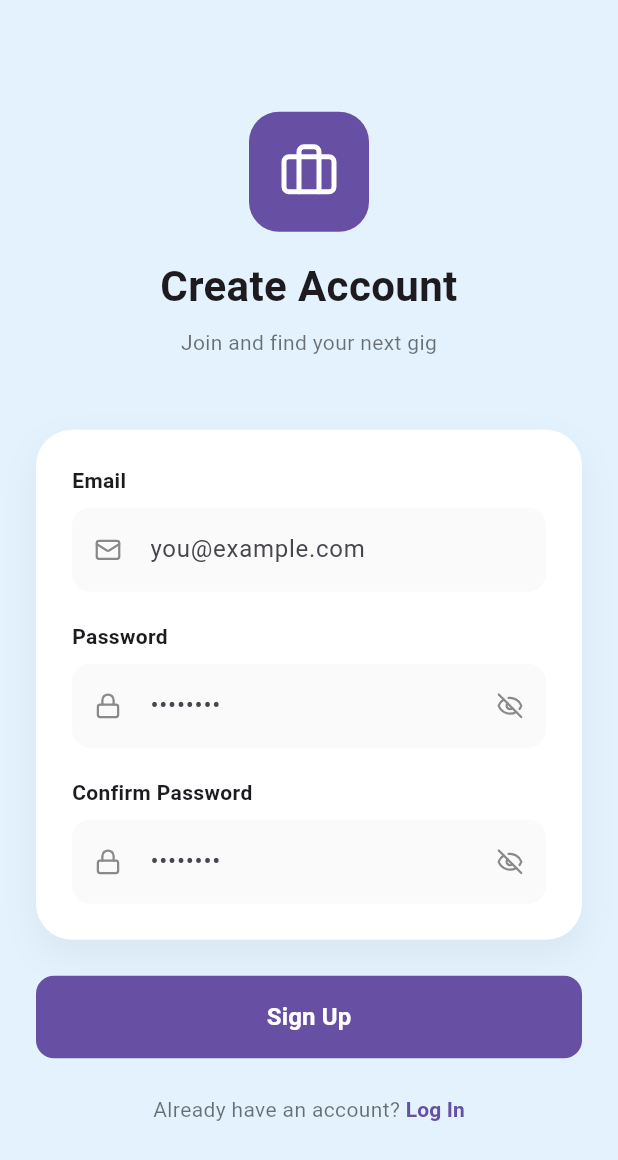
After one commit to kagwicharles/patagig, a Flutter app: the SignupScreen screen opened directly, on a phone screen of 412 x 824 dp. The commit adds this screen. Shown: the top 1160 px of the screen. Run offline on Flutter 3.47's test engine with Material 3 defaults, Android fonts, the phone set to English and light mode, and no system bars; our stand-ins replace firebase_auth, firebase_core, lucide_icons, vibration; accounts and stored records are empty; Roboto replaces fonts that are missing (Poppins).

Commit message:
add signup screens

```diff
--- a/lib/ui/screens/login_screen.dart
+++ b/lib/ui/screens/login_screen.dart
@@ -1,7 +1,9 @@
 import 'package:flutter/material.dart';
 import 'package:flutter/services.dart';
 import 'package:lucide_icons/lucide_icons.dart';
+import 'package:patagig/ui/screens/signup_screen.dart';
 import 'package:patagig/util/auth_service.dart';
+import 'package:patagig/util/navigation_extension.dart';
 import 'package:vibration/vibration.dart';
 
 class LoginScreen extends StatefulWidget {
@@ -269,7 +271,7 @@ class _LoginScreenState extends State<LoginScreen> {
                     ),
                     TextButton(
                       onPressed: () {
-                        // TODO: Navigate to sign up screen
+                        // context.push(SignUpScreen());
                       },
                       style: TextButton.styleFrom(
                         padding: EdgeInsets.zero,
--- /dev/null
+++ b/lib/ui/screens/signup_screen.dart
@@ -0,0 +1,343 @@
+import 'package:flutter/material.dart';
+import 'package:lucide_icons/lucide_icons.dart';
+import 'package:patagig/ui/screens/login_screen.dart';
+import 'package:patagig/util/navigation_extension.dart';
+
+class SignupScreen extends StatefulWidget {
+  const SignupScreen({super.key});
+
+  @override
+  State<SignupScreen> createState() => _SignupScreenState();
+}
+
+class _SignupScreenState extends State<SignupScreen> {
+  final _emailController = TextEditingController();
+  final _passwordController = TextEditingController();
+  final _confirmPasswordController = TextEditingController();
+  bool _obscurePassword = true;
+  bool _obscureConfirmPassword = true;
+
+  @override
+  void dispose() {
+    _emailController.dispose();
+    _passwordController.dispose();
+    _confirmPasswordController.dispose();
+    super.dispose();
+  }
+
+  @override
+  Widget build(BuildContext context) {
+    final theme = Theme.of(context);
+    final isDark = theme.brightness == Brightness.dark;
+
+    return Scaffold(
+      backgroundColor: isDark ? Colors.black : Colors.blue.shade50,
+      body: SafeArea(
+        child: Center(
+          child: SingleChildScrollView(
+            padding: const EdgeInsets.all(24.0),
+            child: Column(
+              crossAxisAlignment: CrossAxisAlignment.stretch,
+              children: [
+                const _AppLogo(),
+                const SizedBox(height: 16),
+                const _Header(),
+                const SizedBox(height: 48),
+                _SignupForm(
+                  emailController: _emailController,
+                  passwordController: _passwordController,
+                  confirmPasswordController: _confirmPasswordController,
+                  obscurePassword: _obscurePassword,
+                  obscureConfirmPassword: _obscureConfirmPassword,
+                  onTogglePasswordVisibility: () {
+                    setState(() => _obscurePassword = !_obscurePassword);
+                  },
+                  onToggleConfirmPasswordVisibility: () {
+                    setState(() =>
+                        _obscureConfirmPassword = !_obscureConfirmPassword);
+                  },
+                ),
+                const SizedBox(height: 24),
+                _SignupButton(
+                  onPressed: () {
+                    // TODO: Firebase sign up logic
+                    ScaffoldMessenger.of(context).showSnackBar(
+                      const SnackBar(
+                        content: Text('Account created successfully!'),
+                        backgroundColor: Colors.green,
+                      ),
+                    );
+                  },
+                ),
+                const SizedBox(height: 24),
+                _LoginRedirect(
+                  onLoginTap: () {
+                    context.push(LoginScreen());
+                  },
+                ),
+              ],
+            ),
+          ),
+        ),
+      ),
+    );
+  }
+}
+
+class _AppLogo extends StatelessWidget {
+  const _AppLogo();
+
+  @override
+  Widget build(BuildContext context) {
+    final theme = Theme.of(context);
+    return Center(
+      child: Container(
+        width: 80,
+        height: 80,
+        decoration: BoxDecoration(
+          color: theme.primaryColor,
+          borderRadius: BorderRadius.circular(20),
+        ),
+        child: const Icon(
+          LucideIcons.briefcase,
+          color: Colors.white,
+          size: 40,
+        ),
+      ),
+    );
+  }
+}
+
+class _Header extends StatelessWidget {
+  const _Header();
+
+  @override
+  Widget build(BuildContext context) {
+    final theme = Theme.of(context);
+    final isDark = theme.brightness == Brightness.dark;
+
+    return Column(
+      children: [
+        const Text(
+          'Create Account',
+          textAlign: TextAlign.center,
+          style: TextStyle(fontSize: 28, fontWeight: FontWeight.bold),
+        ),
+        const SizedBox(height: 8),
+        Text(
+          'Join and find your next gig',
+          textAlign: TextAlign.center,
+          style: TextStyle(
+            color: isDark ? Colors.white70 : Colors.black54,
+          ),
+        ),
+      ],
+    );
+  }
+}
+
+class _SignupForm extends StatelessWidget {
+  final TextEditingController emailController;
+  final TextEditingController passwordController;
+  final TextEditingController confirmPasswordController;
+  final bool obscurePassword;
+  final bool obscureConfirmPassword;
+  final VoidCallback onTogglePasswordVisibility;
+  final VoidCallback onToggleConfirmPasswordVisibility;
+
+  const _SignupForm({
+    required this.emailController,
+    required this.passwordController,
+    required this.confirmPasswordController,
+    required this.obscurePassword,
+    required this.obscureConfirmPassword,
+    required this.onTogglePasswordVisibility,
+    required this.onToggleConfirmPasswordVisibility,
+  });
+
+  @override
+  Widget build(BuildContext context) {
+    final theme = Theme.of(context);
+    final isDark = theme.brightness == Brightness.dark;
+
+    return Container(
+      padding: const EdgeInsets.all(24),
+      decoration: BoxDecoration(
+        color: isDark ? Colors.grey.shade900 : Colors.white,
+        borderRadius: BorderRadius.circular(24),
+        boxShadow: [
+          BoxShadow(
+            color: Colors.black.withOpacity(0.05),
+            blurRadius: 20,
+            offset: const Offset(0, 10),
+          ),
+        ],
+      ),
+      child: Column(
+        children: [
+          _InputField(
+            label: 'Email',
+            controller: emailController,
+            hintText: 'you@example.com',
+            prefixIcon: LucideIcons.mail,
+            isDark: isDark,
+          ),
+          const SizedBox(height: 20),
+          _InputField(
+            label: 'Password',
+            controller: passwordController,
+            hintText: '••••••••',
+            prefixIcon: LucideIcons.lock,
+            isDark: isDark,
+            obscureText: obscurePassword,
+            suffixIcon: obscurePassword ? LucideIcons.eyeOff : LucideIcons.eye,
+            onSuffixTap: onTogglePasswordVisibility,
+          ),
+          const SizedBox(height: 20),
+          _InputField(
+            label: 'Confirm Password',
+            controller: confirmPasswordController,
+            hintText: '••••••••',
+            prefixIcon: LucideIcons.lock,
+            isDark: isDark,
+            obscureText: obscureConfirmPassword,
+            suffixIcon:
+                obscureConfirmPassword ? LucideIcons.eyeOff : LucideIcons.eye,
+            onSuffixTap: onToggleConfirmPasswordVisibility,
+          ),
+        ],
+      ),
+    );
+  }
+}
+
+class _InputField extends StatelessWidget {
+  final String label;
+  final String hintText;
+  final IconData prefixIcon;
+  final TextEditingController controller;
+  final bool isDark;
+  final bool obscureText;
+  final IconData? suffixIcon;
+  final VoidCallback? onSuffixTap;
+
+  const _InputField({
+    required this.label,
+    required this.controller,
+    required this.hintText,
+    required this.prefixIcon,
+    required this.isDark,
+    this.obscureText = false,
+    this.suffixIcon,
+    this.onSuffixTap,
+  });
+
+  @override
+  Widget build(BuildContext context) {
+    final theme = Theme.of(context);
+    return Column(
+      crossAxisAlignment: CrossAxisAlignment.start,
+      children: [
+        Text(
+          label,
+          style: const TextStyle(fontWeight: FontWeight.w600, fontSize: 14),
+        ),
+        const SizedBox(height: 8),
+        TextFormField(
+          controller: controller,
+          obscureText: obscureText,
+          decoration: InputDecoration(
+            hintText: hintText,
+            prefixIcon: Icon(
+              prefixIcon,
+              size: 18,
+              color: isDark ? Colors.white54 : Colors.black45,
+            ),
+            suffixIcon: suffixIcon != null
+                ? IconButton(
+                    icon: Icon(
+                      suffixIcon,
+                      size: 18,
+                      color: isDark ? Colors.white54 : Colors.black45,
+                    ),
+                    onPressed: onSuffixTap,
+                  )
+                : null,
+            filled: true,
+            fillColor: isDark ? Colors.grey.shade800 : Colors.grey.shade50,
+            border: OutlineInputBorder(
+              borderRadius: BorderRadius.circular(12),
+              borderSide: BorderSide.none,
+            ),
+            contentPadding: const EdgeInsets.symmetric(vertical: 16),
+          ),
+        ),
+      ],
+    );
+  }
+}
+
+class _SignupButton extends StatelessWidget {
+  final VoidCallback onPressed;
+
+  const _SignupButton({required this.onPressed});
+
+  @override
+  Widget build(BuildContext context) {
+    final theme = Theme.of(context);
+
+    return ElevatedButton(
+      onPressed: onPressed,
+      style: ElevatedButton.styleFrom(
+        backgroundColor: theme.primaryColor,
+        foregroundColor: Colors.white,
+        shape: RoundedRectangleBorder(
+          borderRadius: BorderRadius.circular(12),
+        ),
+        padding: const EdgeInsets.symmetric(vertical: 16),
+        elevation: 0,
+      ),
+      child: const Text(
+        'Sign Up',
+        style: TextStyle(fontSize: 16, fontWeight: FontWeight.bold),
+      ),
+    );
+  }
+}
+
+class _LoginRedirect extends StatelessWidget {
+  final VoidCallback onLoginTap;
+
+  const _LoginRedirect({required this.onLoginTap});
+
+  @override
+  Widget build(BuildContext context) {
+    final theme = Theme.of(context);
+    final isDark = theme.brightness == Brightness.dark;
+
+    return Row(
+      mainAxisAlignment: MainAxisAlignment.center,
+      children: [
+        Text(
+          'Already have an account? ',
+          style: TextStyle(color: isDark ? Colors.white70 : Colors.black54),
+        ),
+        TextButton(
+          onPressed: onLoginTap,
+          style: TextButton.styleFrom(
+            padding: EdgeInsets.zero,
+            minimumSize: const Size(0, 0),
+            tapTargetSize: MaterialTapTargetSize.shrinkWrap,
+          ),
+          child: Text(
+            'Log In',
+            style: TextStyle(
+              color: theme.primaryColor,
+              fontWeight: FontWeight.bold,
+            ),
+          ),
+        ),
+      ],
+    );
+  }
+}
--- /dev/null
+++ b/lib/util/navigation_extension.dart
@@ -0,0 +1,41 @@
+import 'package:flutter/material.dart';
+
+extension NavigationExtension on BuildContext {
+  // Push a new screen
+  Future<T?> push<T>(Widget page) {
+    return Navigator.of(this).push<T>(
+      MaterialPageRoute(builder: (_) => page),
+    );
+  }
+
+  // Push and remove all previous screens
+  Future<T?> pushAndRemoveAll<T>(Widget page) {
+    return Navigator.of(this).pushAndRemoveUntil<T>(
+      MaterialPageRoute(builder: (_) => page),
+      (route) => false,
+    );
+  }
+
+  // Replace current screen
+  Future<T?> pushReplacement<T, TO>(Widget page, {TO? result}) {
+    return Navigator.of(this).pushReplacement<T, TO>(
+      MaterialPageRoute(builder: (_) => page),
+      result: result,
+    );
+  }
+
+  // Pop current screen
+  void pop<T extends Object?>([T? result]) {
+    Navigator.of(this).pop<T>(result);
+  }
+
+  // Pop until a specific screen
+  void popUntil(bool Function(Route<dynamic>) predicate) {
+    Navigator.of(this).popUntil(predicate);
+  }
+
+  // Pop to the first screen
+  void popToFirst() {
+    Navigator.of(this).popUntil((route) => route.isFirst);
+  }
+}
```
